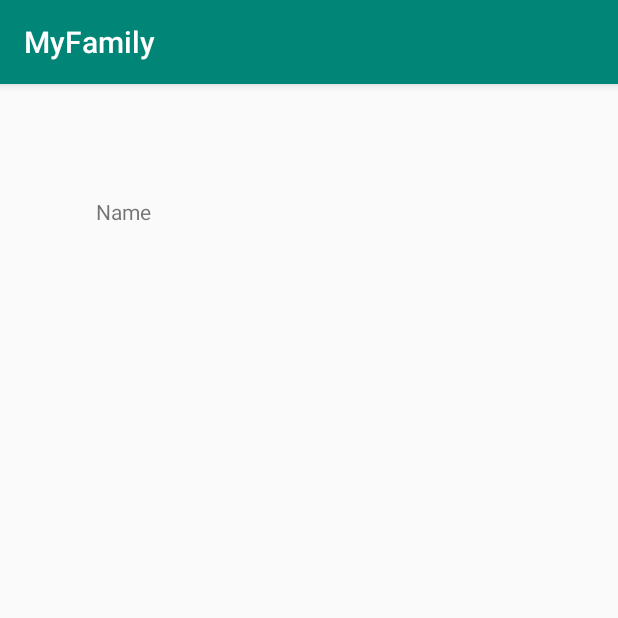
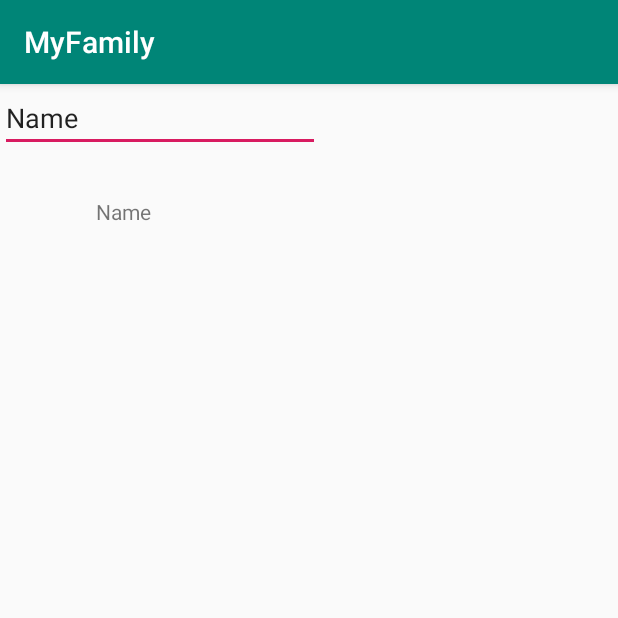
Before and after one commit to Bottle1985/MyFamily, an Android app: the screen it shows after launch (MainActivity), on a phone screen of 412 x 824 dp, the top half of it. Run offline under Robolectric (Android 15) with nearby library versions, the phone set to English and light mode, and no system bars.

Commit message:
+ Added edit text person

```diff
--- a/app/src/main/res/layout/activity_main.xml
+++ b/app/src/main/res/layout/activity_main.xml
@@ -7,6 +7,7 @@
     tools:context=".MainActivity">
 
     <TextView
+        android:id="@+id/textView"
         android:layout_width="wrap_content"
         android:layout_height="wrap_content"
         android:layout_marginStart="64dp"
@@ -18,4 +19,15 @@
         app:layout_constraintTop_toTopOf="parent"
         app:layout_constraintVertical_bias="0.101" />
 
+    <EditText
+        android:id="@+id/editText"
+        android:layout_width="wrap_content"
+        android:layout_height="wrap_content"
+        android:ems="10"
+        android:inputType="textPersonName"
+        android:text="@string/person_name_edit"
+        android:autofillHints="Name of person"
+        app:layout_constraintStart_toStartOf="parent"
+        app:layout_constraintTop_toTopOf="parent" />
+
 </androidx.constraintlayout.widget.ConstraintLayout>
--- a/app/src/main/res/values/strings.xml
+++ b/app/src/main/res/values/strings.xml
@@ -1,4 +1,5 @@
 <resources>
     <string name="app_name">MyFamily</string>
     <string name="person_name">Name</string>
+    <string name="person_name_edit">Name</string>
 </resources>
```
